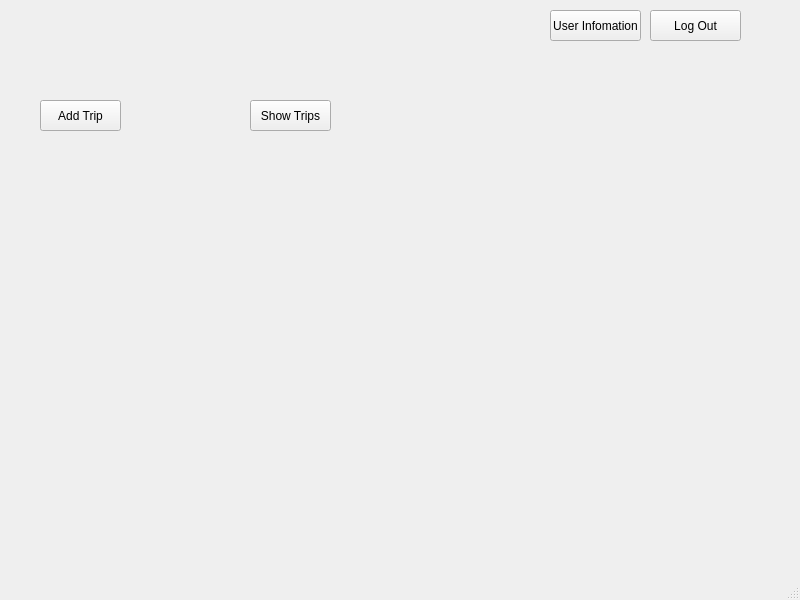
oppaii230205/travel-agency-management, file mainwindow.ui: the form before one commit.
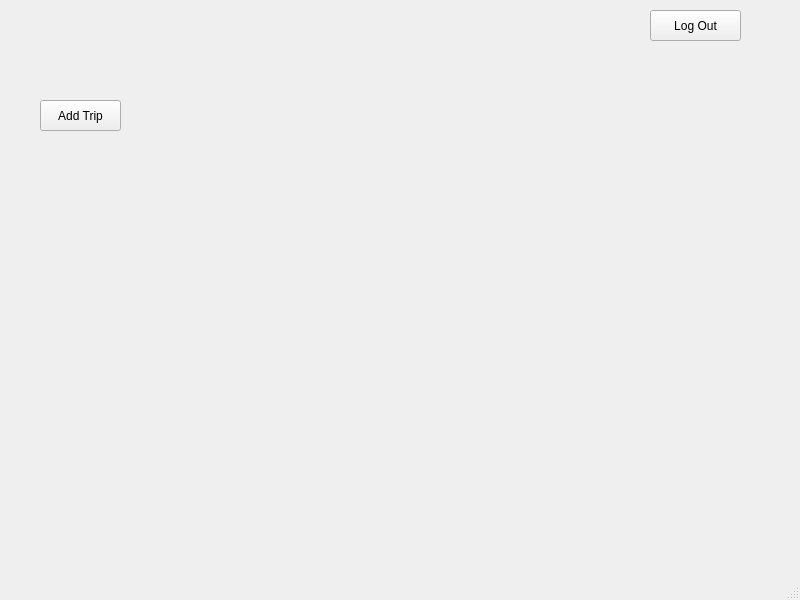
The form after the commit.

```diff
--- a/mainwindow.ui
+++ b/mainwindow.ui
@@ -27,32 +27,6 @@
      <string>Add Trip</string>
     </property>
    </widget>
-   <widget class="QPushButton" name="btnShowTrips">
-    <property name="geometry">
-     <rect>
-      <x>250</x>
-      <y>100</y>
-      <width>81</width>
-      <height>31</height>
-     </rect>
-    </property>
-    <property name="text">
-     <string>Show Trips</string>
-    </property>
-   </widget>
-   <widget class="QPushButton" name="btnShowUserInfomation">
-    <property name="geometry">
-     <rect>
-      <x>550</x>
-      <y>10</y>
-      <width>91</width>
-      <height>31</height>
-     </rect>
-    </property>
-    <property name="text">
-     <string>User Infomation</string>
-    </property>
-   </widget>
    <widget class="QLabel" name="labelWelcome">
     <property name="geometry">
      <rect>
```
Left out of the diff: 35 changed lines with no effect on the pictures.
